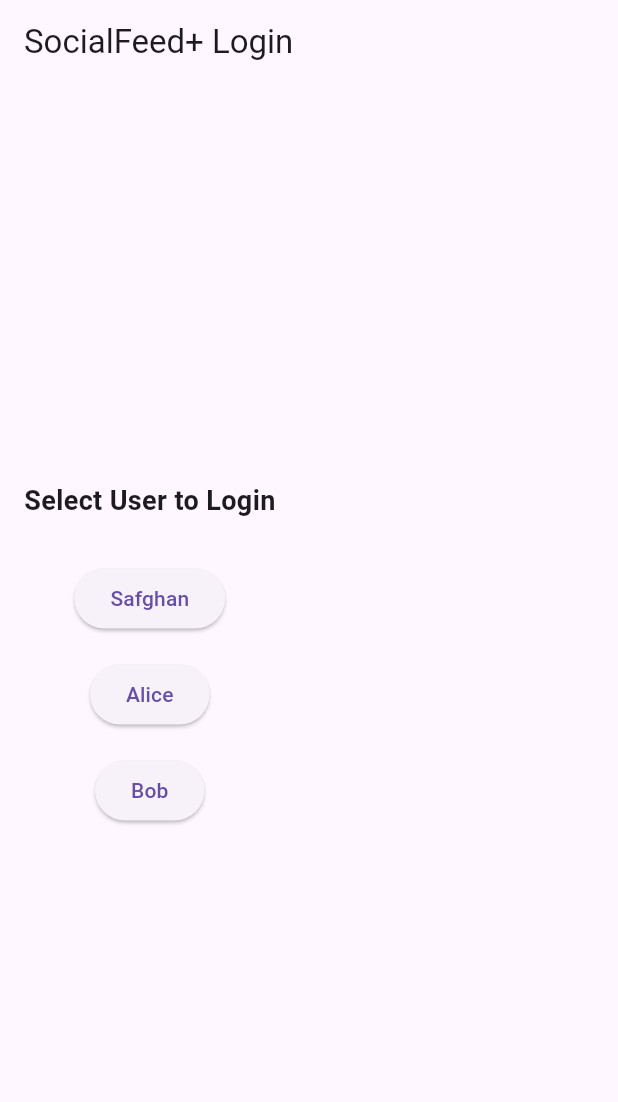
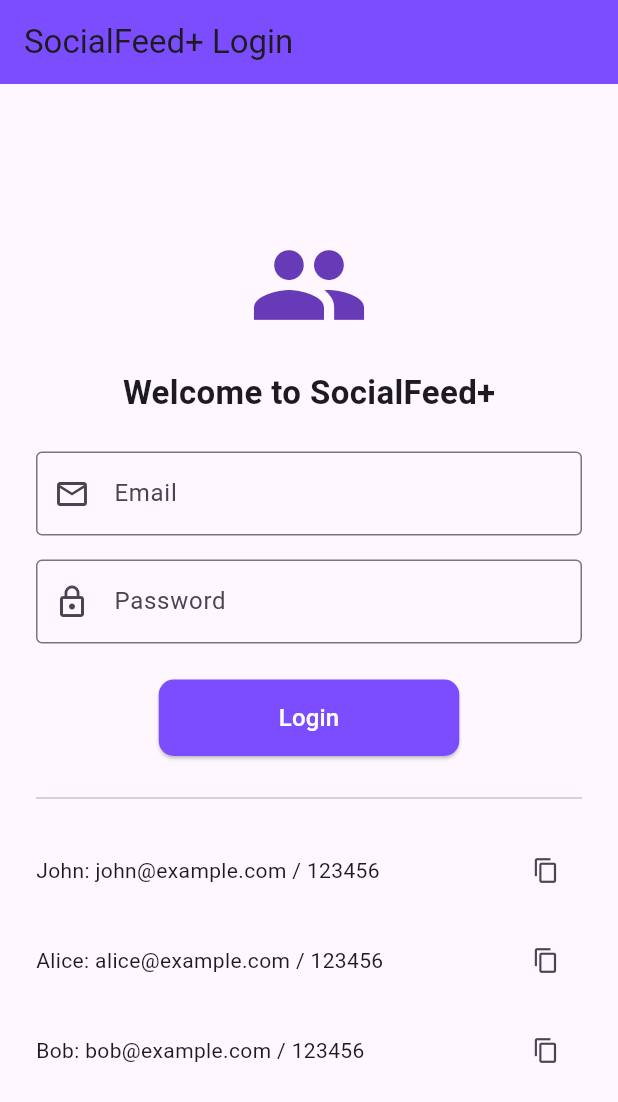
Before and after one commit to Safghanalam/socialfeed, a Flutter app: the screen it shows after launch, on a phone screen of 412 x 824 dp. Shown: the top 1102 px of the screen. Run offline on Flutter 3.47's test engine with Material 3 defaults, Android fonts, the phone set to English and light mode, and no system bars; our stand-ins replace hive, hive_flutter, image_picker; accounts and stored records are empty.

Commit message:
Fixed login screen

```diff
--- a/lib/providers/post_provider.dart
+++ b/lib/providers/post_provider.dart
@@ -17,7 +17,7 @@ class PostProvider extends ChangeNotifier {
   /// Initialize Hive box and migrate old posts
   Future<void> _init() async {
     _postBox = Hive.box<Post>('postsBox');
-
+    // clearPosts();
     posts = _postBox.values.map((post) {
       post.likedBy = post.likedBy ?? [];
       post.comments = post.comments ?? [];
--- a/lib/providers/user_provider.dart
+++ b/lib/providers/user_provider.dart
@@ -1,12 +1,45 @@
 import 'package:flutter/material.dart';
 
 class UserProvider extends ChangeNotifier {
-  String _currentUser = "Alice";
+  String? _currentUser;
 
-  String get currentUser => _currentUser;
+  final Map<String, Map<String, String>> _dummyUsers = {
+    "John": {
+      "email": "john@example.com",
+      "password": "123456",
+    },
+    "Alice": {
+      "email": "alice@example.com",
+      "password": "123456",
+    },
+    "Bob": {
+      "email": "bob@example.com",
+      "password": "123456",
+    },
+  };
 
-  void login(String username) {
-    _currentUser = username;
+  String? get currentUser => _currentUser;
+
+  Map<String, Map<String, String>> get dummyUsers => _dummyUsers;
+
+  bool login(String email, String password) {
+    try {
+      final userEntry = _dummyUsers.entries.firstWhere(
+            (entry) =>
+        entry.value["email"] == email &&
+            entry.value["password"] == password,
+      );
+
+      _currentUser = userEntry.key;
+      notifyListeners();
+      return true;
+    } catch (e) {
+      return false;
+    }
+  }
+
+  void logout() {
+    _currentUser = null;
     notifyListeners();
   }
 }
--- a/lib/screens/create_post_screen.dart
+++ b/lib/screens/create_post_screen.dart
@@ -68,7 +68,7 @@ class _CreatePostScreenState extends State<CreatePostScreen> {
     final currentUser = context.read<UserProvider>().currentUser;
 
     final newPost = Post(
-      username: currentUser, // dynamic
+      username: currentUser ?? '', // dynamic
       caption: _captionController.text.trim(),
       imagePath: _selectedImage?.path,
       timestamp: DateTime.now(),
--- a/lib/screens/login_screens.dart
+++ b/lib/screens/login_screens.dart
@@ -3,43 +3,159 @@ import 'package:provider/provider.dart';
 import '../providers/user_provider.dart';
 import 'feed_screen.dart';
 
-class LoginScreen extends StatelessWidget {
+class LoginScreen extends StatefulWidget {
   const LoginScreen({super.key});
 
   @override
+  State<LoginScreen> createState() => _LoginScreenState();
+}
+
+class _LoginScreenState extends State<LoginScreen> {
+  final _formKey = GlobalKey<FormState>();
+  final _emailController = TextEditingController();
+  final _passwordController = TextEditingController();
+  bool _loading = false;
+
+  void _login(BuildContext context) async {
+    if (!_formKey.currentState!.validate()) return;
+
+    setState(() => _loading = true);
+
+    final userProvider = context.read<UserProvider>();
+    final success = userProvider.login(
+      _emailController.text.trim(),
+      _passwordController.text.trim(),
+    );
+
+    setState(() => _loading = false);
+
+    if (success) {
+      Navigator.pushReplacement(
+        context,
+        MaterialPageRoute(builder: (_) => const FeedScreen()),
+      );
+    } else {
+      ScaffoldMessenger.of(context).showSnackBar(
+        const SnackBar(content: Text("Invalid email or password")),
+      );
+    }
+  }
+
+  @override
   Widget build(BuildContext context) {
-    final users = ["Safghan", "Alice", "Bob"];
+    final dummyUsers = context.watch<UserProvider>().dummyUsers;
 
     return Scaffold(
-      appBar: AppBar(title: const Text("SocialFeed+ Login")),
+      appBar: AppBar(
+        title: const Text("SocialFeed+ Login"),
+        backgroundColor: Colors.deepPurpleAccent,
+      ),
       body: Padding(
-        padding: const EdgeInsets.all(16),
-        child: Column(
-          mainAxisAlignment: MainAxisAlignment.center,
-          children: [
-            const Text(
-              "Select User to Login",
-              style: TextStyle(fontSize: 18, fontWeight: FontWeight.bold),
-            ),
-            const SizedBox(height: 20),
-            ...users.map(
-                  (username) => Padding(
-                padding: const EdgeInsets.symmetric(vertical: 8),
-                child: ElevatedButton(
-                  onPressed: () {
-                    // Set current user in provider
-                    context.read<UserProvider>().login(username);
-                    // Navigate to feed
-                    Navigator.pushReplacement(
-                      context,
-                      MaterialPageRoute(builder: (_) => const FeedScreen()),
-                    );
-                  },
-                  child: Text(username),
-                ),
+        padding: const EdgeInsets.all(24),
+        child: Form(
+          key: _formKey,
+          child: Center(
+            child: SingleChildScrollView(
+              child: Column(
+                children: [
+                  const Icon(Icons.people, size: 80, color: Colors.deepPurple),
+                  const SizedBox(height: 16),
+                  const Text(
+                    "Welcome to SocialFeed+",
+                    style: TextStyle(
+                        fontSize: 22,
+                        fontWeight: FontWeight.bold,
+                        ),
+                  ),
+                  const SizedBox(height: 24),
+
+                  // Email input
+                  TextFormField(
+                    controller: _emailController,
+                    decoration: const InputDecoration(
+                      labelText: "Email",
+                      border: OutlineInputBorder(),
+                      prefixIcon: Icon(Icons.email_outlined),
+                    ),
+                    validator: (value) {
+                      if (value == null || value.isEmpty) {
+                        return "Enter your email";
+                      }
+                      return null;
+                    },
+                  ),
+                  const SizedBox(height: 16),
+
+                  // Password input
+                  TextFormField(
+                    controller: _passwordController,
+                    obscureText: true,
+                    decoration: const InputDecoration(
+                      labelText: "Password",
+                      border: OutlineInputBorder(),
+                      prefixIcon: Icon(Icons.lock_outline),
+                    ),
+                    validator: (value) {
+                      if (value == null || value.isEmpty) {
+                        return "Enter your password";
+                      }
+                      return null;
+                    },
+                  ),
+                  const SizedBox(height: 24),
+
+                  // Login button
+                  ElevatedButton(
+                    onPressed: _loading ? null : () => _login(context),
+                    style: ElevatedButton.styleFrom(
+                      backgroundColor: Colors.deepPurpleAccent,
+                      padding: const EdgeInsets.symmetric(
+                          horizontal: 80, vertical: 14),
+                      shape: RoundedRectangleBorder(
+                        borderRadius: BorderRadius.circular(10),
+                      ),
+                    ),
+                    child: _loading
+                        ? const CircularProgressIndicator(color: Colors.white)
+                        : const Text("Login",
+                        style:
+                        TextStyle(fontSize: 16, color: Colors.white)),
+                  ),
+
+                  const SizedBox(height: 20),
+                  const Divider(),
+                  const SizedBox(height: 10),
+
+                  // Show dummy users with copy icon
+                  ...dummyUsers.entries.map(
+                        (entry) => Padding(
+                      padding: const EdgeInsets.symmetric(vertical: 6),
+                      child: Row(
+                        mainAxisAlignment: MainAxisAlignment.spaceBetween,
+                        children: [
+                          Expanded(
+                            child: Text(
+                              "${entry.key}: ${entry.value['email']} / ${entry.value['password']}",
+                              style: const TextStyle(fontSize: 14),
+                            ),
+                          ),
+                          IconButton(
+                            icon: const Icon(Icons.copy, size: 18),
+                            onPressed: () {
+                              setState(() {
+                                _emailController.text = entry.value['email']!;
+                                _passwordController.text = entry.value['password']!;
+                              });
+                            },
+                          ),
+                        ],
+                      ),
+                    ),
+                  ),
+                ],
               ),
             ),
-          ],
+          ),
         ),
       ),
     );
```
Also changed, not shown: lib/widgets/post_item.dart (+8 -6 lines).
